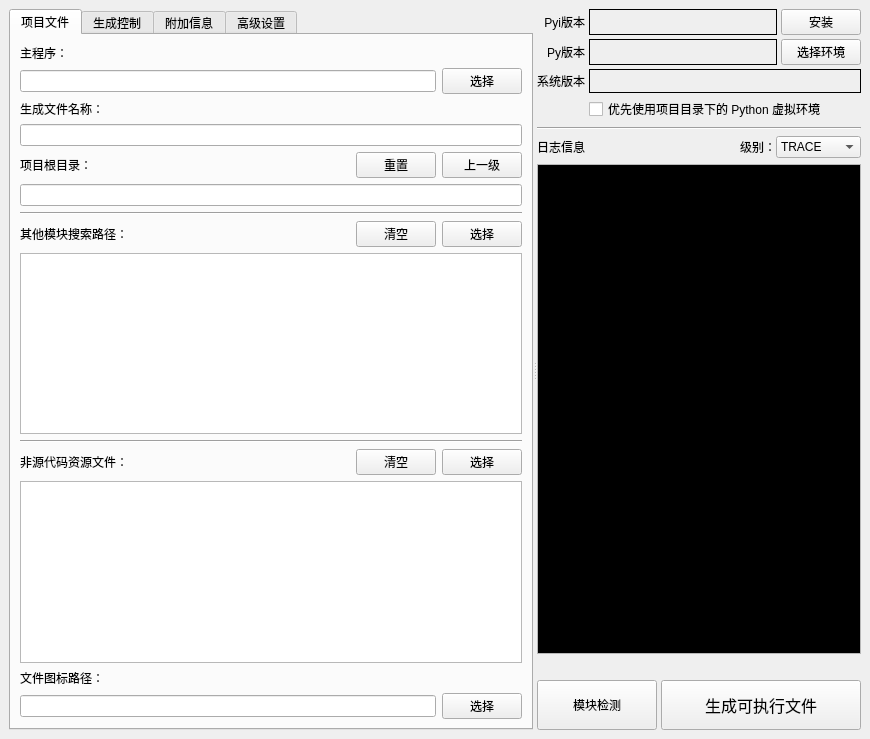
hrpzcf/AwesomePyKit, file interface/pyinstaller_tool.ui: the form before one commit.
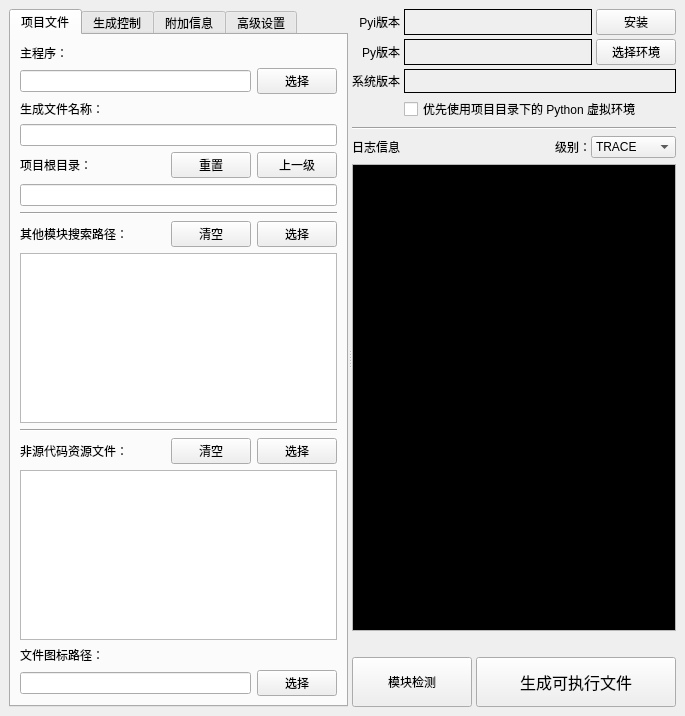
The form after the commit.

Commit message: 更改程序打包工具窗口的初始大小

Patch:
```diff
--- a/interface/pyinstaller_tool.ui
+++ b/interface/pyinstaller_tool.ui
@@ -9,8 +9,8 @@
    <rect>
     <x>0</x>
     <y>0</y>
-    <width>870</width>
-    <height>739</height>
+    <width>685</width>
+    <height>716</height>
    </rect>
   </property>
   <property name="font">
```
The commit also changes 1 other file.
